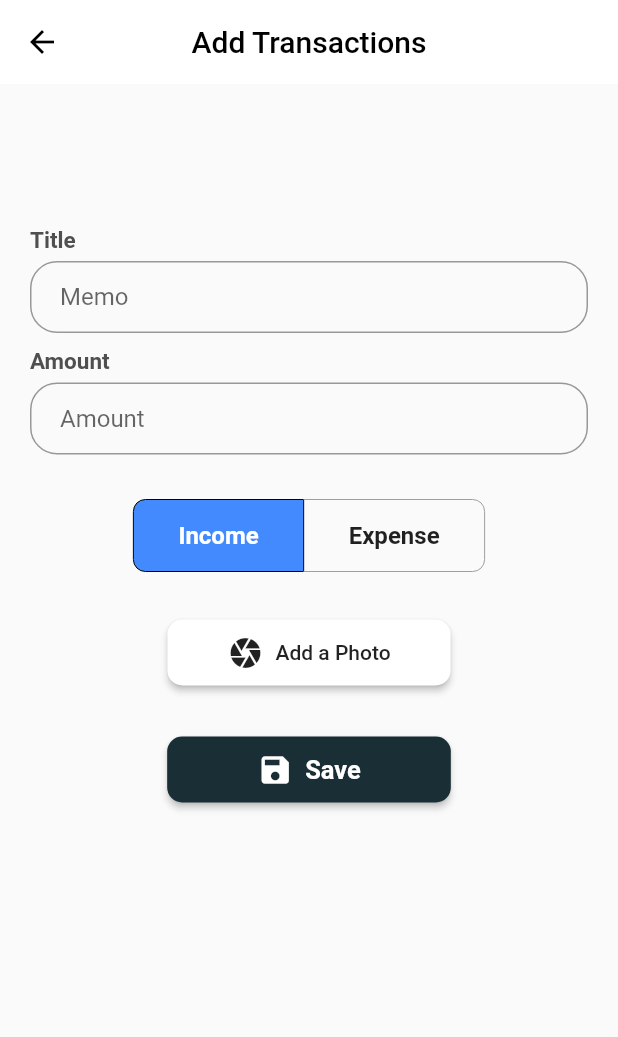
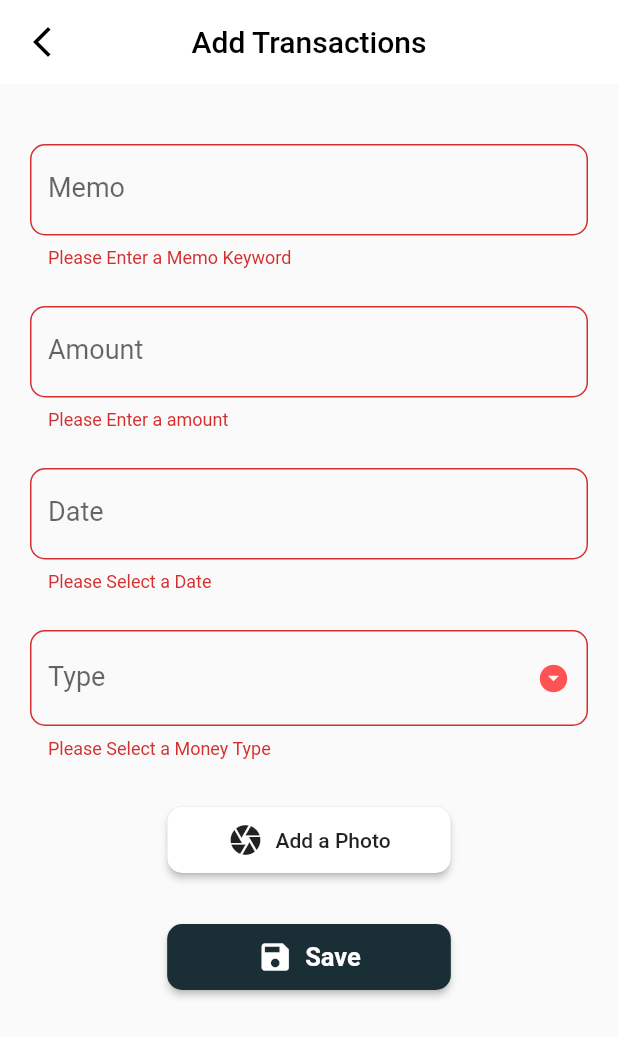
Before and after one commit to muhd-ameen/moneyist, a Flutter app: the AddTransaction screen opened by its route, after a tap on "Save", on a phone screen of 412 x 824 dp. Shown: the top 1037 px of the screen. Run offline on Flutter 3.47's test engine with Material 2 defaults, Android fonts, the phone set to English and light mode, and no system bars; our stand-ins replace flutter_rating_bar, flutter_switch, share.

Commit message:
add transaction page completed

```diff
--- a/lib/models/log_model.dart
+++ b/lib/models/log_model.dart
@@ -17,7 +17,6 @@ class Log {
     map['type'] = type;
     return map;
   }
-
   factory Log.fromMap(Map<String, dynamic> map) {
     return Log.withId(
         id: map['id'],
--- a/lib/view/add_transaction.dart
+++ b/lib/view/add_transaction.dart
@@ -1,21 +1,54 @@
 import 'package:flutter/material.dart';
+import 'package:intl/intl.dart';
 import 'package:moneyist/Consanants/consanants.dart';
 
 class AddTransaction extends StatefulWidget {
-
   @override
   _AddTransactionState createState() => _AddTransactionState();
 }
 
 class _AddTransactionState extends State<AddTransaction> {
-   List<bool> isSelected;
+  final _formKey = GlobalKey<FormState>();
+  String _title;
+  String _type;
+  String _amount;
+  DateTime _date = DateTime.now();
+  TextEditingController _dateController = TextEditingController();
+  final DateFormat _dateFormatter = DateFormat('MMM dd,yyyy');
 
-   String _chosenValue;
+  final List<String> _types = ['Income', 'Expense'];
+
+  _submit() {
+    if (_formKey.currentState.validate()) {
+      _formKey.currentState.save();
+      print('$_title ${_dateFormatter.format(_date)} $_type $_amount');
+      Navigator.pushNamed(context, '/home');
+    }
+  }
+
+  _handleDatePicker() async {
+    final DateTime date = await showDatePicker(
+      context: context,
+      initialDate: _date,
+      firstDate: DateTime(2021),
+      lastDate: DateTime(2022),
+    );
+    if (date != null && date != _date) {
+      setState(() {
+        _date = date;
+      });
+      _dateController.text = _dateFormatter.format(date);
+    }
+  }
+
+  // List<bool> isSelected;
+  // String _chosenValue;
 
   @override
   void initState() {
-    isSelected = [true, false];
+    // isSelected = [true, false];
     super.initState();
+    print('${DateTime.now()}');
   }
 
   @override
@@ -26,10 +59,12 @@ class _AddTransactionState extends State<AddTransaction> {
         elevation: 0,
         leading: IconButton(
           icon: Icon(
-            Icons.arrow_back,
+            Icons.arrow_back_ios_new,
             color: Colors.black,
           ),
-          onPressed: () {},
+          onPressed: () {
+            Navigator.pop(context);
+          },
         ),
         centerTitle: true,
         title: Text(
@@ -37,93 +72,149 @@ class _AddTransactionState extends State<AddTransaction> {
           style: TextStyle(color: Colors.black),
         ),
       ),
-      body: SingleChildScrollView(
+      body: GestureDetector(
+        onTap: () => FocusScope.of(context).unfocus(),
+        child: SingleChildScrollView(
+          child: Form(
+            key: _formKey,
             child: Padding(
-          padding: EdgeInsets.symmetric(horizontal: 20, vertical: 15),
-          child: Padding(
-            padding: const EdgeInsets.only(top: 80.0),
+              padding: EdgeInsets.symmetric(horizontal: 20, vertical: 40),
               child: Column(
                 children: [
                   Column(
                     crossAxisAlignment: CrossAxisAlignment.start,
                     children: [
-                    Text(
-                      'Title',
-                      style: TextStyle(
-                          fontSize: 15,
-                          fontWeight: FontWeight.w600,
-                          color: Color(0xFF4F4F4F)),
+                      TextFormField(
+                        style: TextStyle(fontSize: 18),
+                        decoration: InputDecoration(
+                          labelText: 'Memo',
+                          labelStyle: TextStyle(fontSize: 18.0),
+                          border: OutlineInputBorder(
+                            borderRadius: BorderRadius.circular(10.0),
+                          ),
+                        ),
+                        validator: (input) => input.trim().isEmpty
+                            ? 'Please Enter a Memo Keyword'
+                            : null,
+                        onSaved: (input) => _title = input,
+                        initialValue: _title,
                       ),
                       SizedBox(
-                      height: 5,
+                        height: 25,
                       ),
-                    TextField(
-                        decoration:
-                            kTextFieldDecoration.copyWith(hintText: 'Memo'))
+                      TextFormField(
+                        keyboardType: TextInputType.number,
+                        style: TextStyle(fontSize: 18),
+                        decoration: InputDecoration(
+                          labelText: 'Amount',
+                          labelStyle: TextStyle(fontSize: 18.0),
+                          border: OutlineInputBorder(
+                            borderRadius: BorderRadius.circular(10.0),
+                          ),
+                        ),
+                        validator: (input) =>
+                            _amount == null ? 'Please Enter a amount' : null,
+                        onSaved: (input) => _amount = input,
+                      ),
+                      SizedBox(
+                        height: 25,
+                      ),
+                      TextFormField(
+                        readOnly: true,
+                        controller: _dateController,
+                        onTap: _handleDatePicker,
+                        style: TextStyle(fontSize: 18),
+                        decoration: InputDecoration(
+                          labelText: 'Date',
+                          labelStyle: TextStyle(fontSize: 18.0),
+                          border: OutlineInputBorder(
+                            borderRadius: BorderRadius.circular(10.0),
+                          ),
+                        ),
+                        validator: (input) => input.trim().isEmpty
+                            ? 'Please Select a Date'
+                            : null,
+                      ),
+                      SizedBox(
+                        height: 25,
+                      ),
+                      DropdownButtonFormField(
+                        isDense: true,
+                        icon: Icon(Icons.arrow_drop_down_circle),
+                        iconSize: 22,
+                        iconEnabledColor: Colors.redAccent,
+                        items: _types.map((String type) {
+                          return DropdownMenuItem(
+                            value: type,
+                            child: Text(
+                              type,
+                              style: TextStyle(
+                                color: Colors.black,
+                                fontSize: 18,
+                              ),
+                            ),
+                          );
+                        }).toList(),
+                        style: TextStyle(fontSize: 18),
+                        decoration: InputDecoration(
+                          labelText: 'Type',
+                          labelStyle: TextStyle(fontSize: 18.0),
+                          border: OutlineInputBorder(
+                            borderRadius: BorderRadius.circular(10.0),
+                          ),
+                        ),
+                        validator: (input) =>
+                            _type == null ? 'Please Select a Money Type' : null,
+                        onChanged: (value) {
+                          setState(() {
+                            _type = value;
+                          });
+                        },
+                        value: _type,
+                      ),
                     ],
                   ),
-                SizedBox(
-                  height: 10,
-                ),
-                Column(
-                  crossAxisAlignment: CrossAxisAlignment.start,
-                  children: [
-                    Text(
-                      'Amount',
-                      style: TextStyle(
-                          fontSize: 15,
-                          fontWeight: FontWeight.w600,
-                          color: Color(0xFF4F4F4F)),
-                    ),
-                    SizedBox(
-                      height: 5,
-                    ),
-                    TextField(
-                        keyboardType: TextInputType.number,
-                        decoration:
-                            kTextFieldDecoration.copyWith(hintText: 'Amount'))
-                  ],
-                ),
+
                   SizedBox(
                     height: 30,
                   ),
-                ToggleButtons(
-                  borderColor: Colors.grey,
-                  fillColor: Colors.blueAccent,
-                  borderWidth: 0,
-                  selectedBorderColor: Colors.black,
-                  selectedColor: Colors.white,
-                  borderRadius: BorderRadius.circular(8),
-                  children: const <Widget>[
-                    Padding(
-                      padding: EdgeInsets.symmetric(vertical: 5, horizontal: 30),
-                      child: Text(
-                        'Income',
-                        style:
-                            TextStyle(fontSize: 16, fontWeight: FontWeight.bold),
-                      ),
-                    ),
-                    Padding(
-                      padding: EdgeInsets.symmetric(vertical: 5, horizontal: 30),
-                      child: Text(
-                        'Expense',
-                        style:
-                            TextStyle(fontSize: 16, fontWeight: FontWeight.bold),
-                      ),
-                    ),
-                  ],
-                  onPressed: (int index) {
-                    setState(() {
-                      for (int i = 0; i < isSelected.length; i++) {
-                        isSelected[i] = i == index;
-                      }
-                    });
-                  },
-                  isSelected: isSelected,
-                ),
-                SizedBox(
-                  height: 30,
-                ),
+                  // ToggleButtons(
+                  //   borderColor: Colors.grey,
+                  //   fillColor: Colors.blueAccent,
+                  //   borderWidth: 0,
+                  //   selectedBorderColor: Colors.black,
+                  //   selectedColor: Colors.white,
+                  //   borderRadius: BorderRadius.circular(8),
+                  //   children: const <Widget>[
+                  //     Padding(
+                  //       padding:
+                  //           EdgeInsets.symmetric(vertical: 5, horizontal: 30),
+                  //       child: Text(
+                  //         'Income',
+                  //         style: TextStyle(
+                  //             fontSize: 16, fontWeight: FontWeight.bold),
+                  //       ),
+                  //     ),
+                  //     Padding(
+                  //       padding:
+                  //           EdgeInsets.symmetric(vertical: 5, horizontal: 30),
+                  //       child: Text(
+                  //         'Expense',
+                  //         style: TextStyle(
+                  //             fontSize: 16, fontWeight: FontWeight.bold),
+                  //       ),
+                  //     ),
+                  //   ],
+                  //   onPressed: (int index) {
+                  //     setState(() {
+                  //       for (int i = 0; i < isSelected.length; i++) {
+                  //         isSelected[i] = i == index;
+                  //       }
+                  //     });
+                  //   },
+                  //   isSelected: isSelected,
+                  // ),
+
                   //TODO: add dropdown button
                   RaisedButton.icon(
                     onPressed: () {},
@@ -138,7 +229,9 @@ class _AddTransactionState extends State<AddTransaction> {
                     height: 30,
                   ),
                   RaisedButton.icon(
-                  onPressed: () {},
+                    onPressed: () {
+                      _submit();
+                    },
                     color: Color(0xFF1A2E35),
                     shape: RoundedRectangleBorder(
                         borderRadius: BorderRadius.circular(10)),
@@ -160,6 +253,7 @@ class _AddTransactionState extends State<AddTransaction> {
             ),
           ),
         ),
+      ),
     );
   }
 }
--- a/pubspec.yaml
+++ b/pubspec.yaml
@@ -40,6 +40,7 @@ dependencies:
   flutter_rating_bar: ^4.0.0
   sqflite: ^2.0.0+3
   path_provider: ^2.0.2
+  intl: ^0.17.0
 
 dev_dependencies:
   flutter_test:
```
Also changed, not shown: lib/view/home.dart (+18 -70 lines), pubspec.lock, 12 other files. Lines whose indentation alone changed are shown as unchanged.
